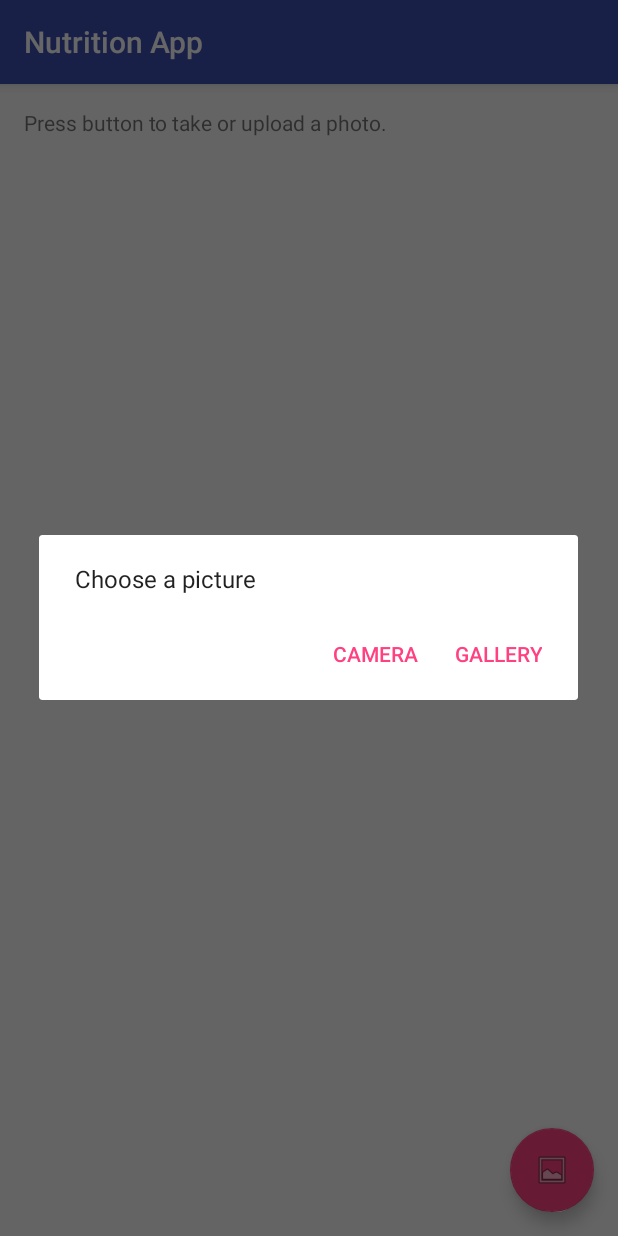
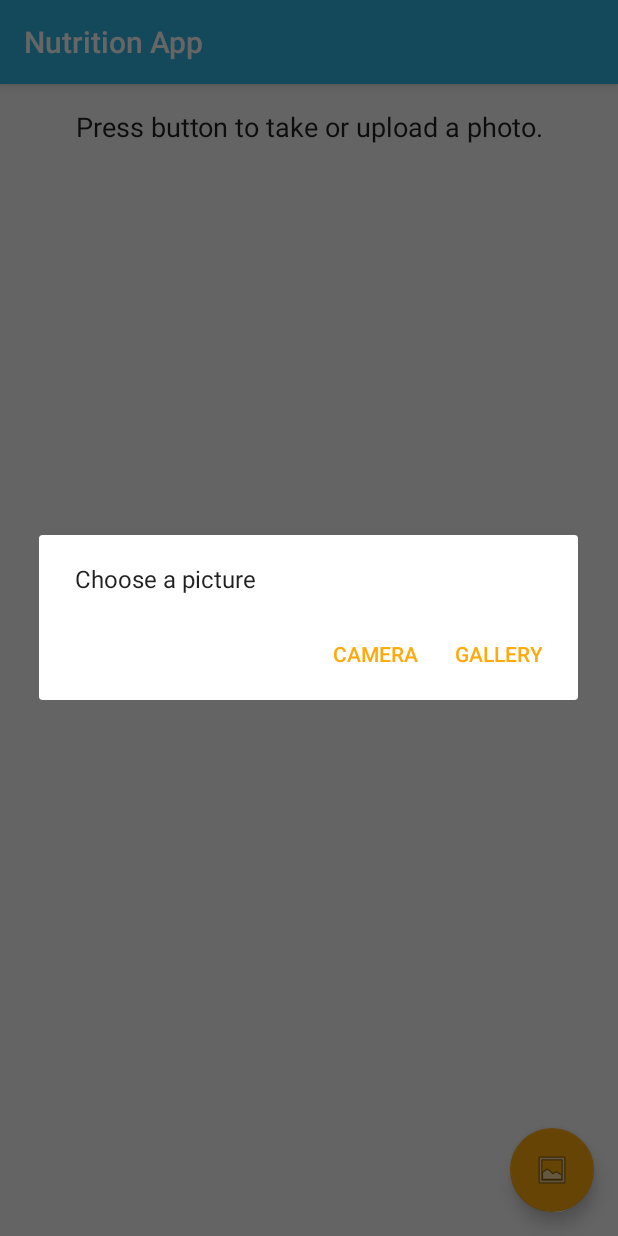
Before and after one commit to carfelre92/3rdyearproject, an Android app: the screen it shows after launch (MainActivity), after a tap on an icon or button, on a phone screen of 412 x 824 dp. Run offline under Robolectric (Android 15) with nearby library versions, the phone set to English and light mode, and no system bars; libraries missing offline, so code that uses them is left out: com.google.api.client, com.google.api.services.

Commit message:
Added formatting and new colours

```diff
--- a/NutritionApp/app/src/main/java/com/google/sample/cloudvision/MainActivity.java
+++ b/NutritionApp/app/src/main/java/com/google/sample/cloudvision/MainActivity.java
@@ -461,7 +461,7 @@ public class MainActivity extends AppCompatActivity {
 
     private void showSpinner() {
         progress = new ProgressDialog(this);
-        progress.setMessage("We've sent a raven to Bran to identify this food... Please wait... ");
+        progress.setMessage("Please wait while we digest this image... ");
         progress.setProgressStyle(ProgressDialog.STYLE_SPINNER);
         progress.setIndeterminate(true);
         progress.show();
--- a/NutritionApp/app/src/main/res/layout/activity_main.xml
+++ b/NutritionApp/app/src/main/res/layout/activity_main.xml
@@ -17,7 +17,7 @@
             android:id="@+id/toolbar"
             android:layout_width="match_parent"
             android:layout_height="?attr/actionBarSize"
-            android:background="?attr/colorPrimary"
+            android:background="@color/colorPrimary"
             app:popupTheme="@style/AppTheme.PopupOverlay" />
 
     </android.support.design.widget.AppBarLayout>
@@ -31,7 +31,8 @@
         android:layout_height="wrap_content"
         android:layout_gravity="bottom|end"
         android:layout_margin="@dimen/fab_margin"
-        android:src="@android:drawable/ic_menu_gallery" />
+        android:src="@android:drawable/ic_menu_gallery"
+        app2:backgroundTint="@color/colorAccent" />
 
     <android.support.v4.view.ViewPager
         android:id="@+id/pager"
--- a/NutritionApp/app/src/main/res/layout/content_main.xml
+++ b/NutritionApp/app/src/main/res/layout/content_main.xml
@@ -30,7 +30,10 @@
                 android:layout_width="match_parent"
                 android:layout_height="wrap_content"
                 android:layout_marginBottom="8dp"
-                android:text="Press button to take or upload a photo."/>
+                android:text="Press button to take or upload a photo."
+                android:textAlignment="center"
+                android:textAppearance="@style/TextAppearance.AppCompat.Large"
+                android:textSize="18sp" />
 
             <ImageView
                 android:id="@+id/main_image"
--- a/NutritionApp/app/src/main/res/values/colors.xml
+++ b/NutritionApp/app/src/main/res/values/colors.xml
@@ -1,6 +1,6 @@
 <?xml version="1.0" encoding="utf-8"?>
 <resources>
-    <color name="colorPrimary">#3f51b5</color>
-    <color name="colorPrimaryDark">#303f9f</color>
-    <color name="colorAccent">#FF4081</color>
+    <color name="colorPrimary">#33b5e5</color>
+    <color name="colorPrimaryDark">#33aae5</color>
+    <color name="colorAccent">#feaa0c</color>
 </resources>
```
